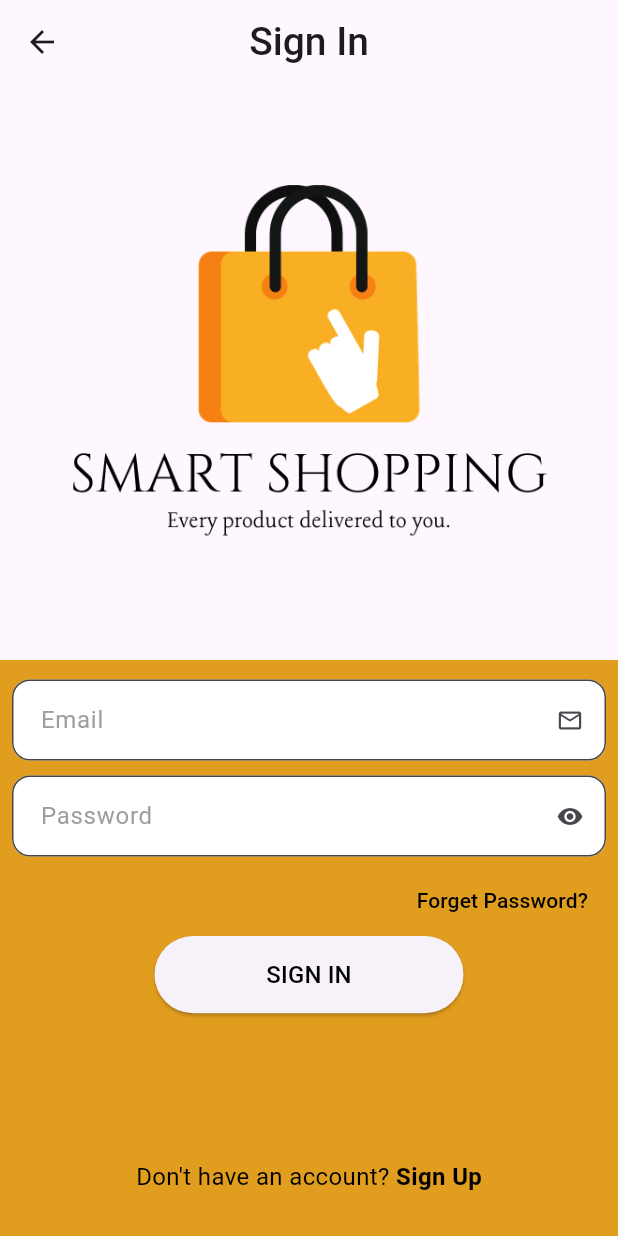
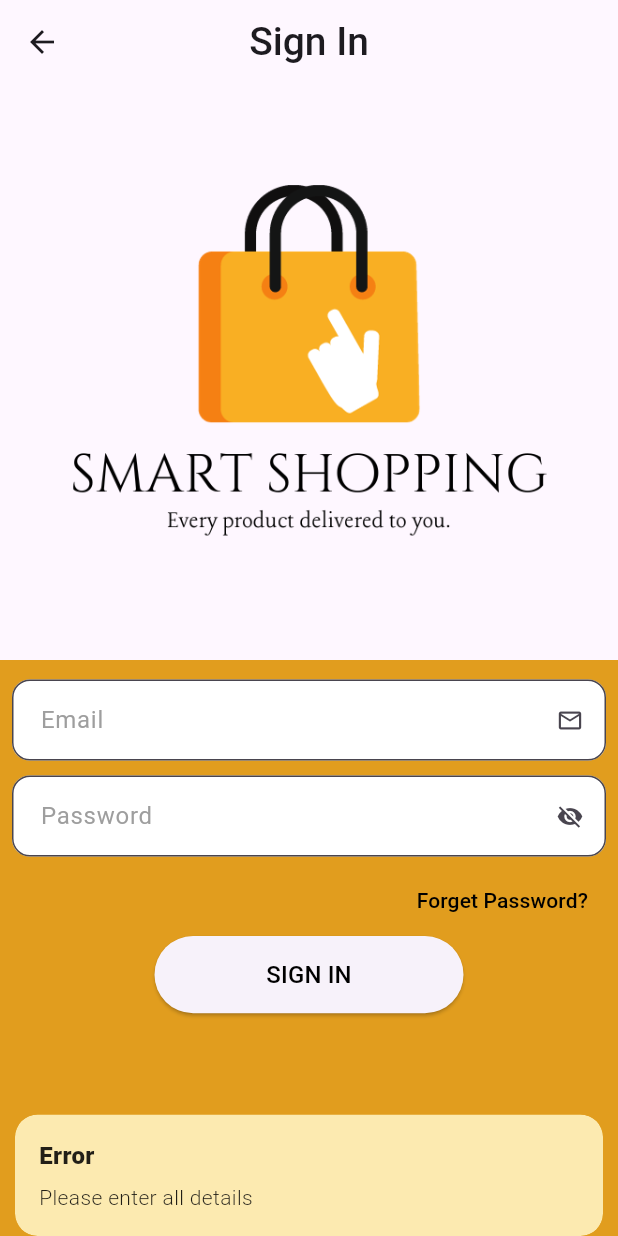
Before and after one commit to nouman1213/smart-shopping, a Flutter app: the SignInScreen screen opened directly, after a tap on "SIGN IN", on a phone screen of 412 x 824 dp. Run offline on Flutter 3.47's test engine with Material 2 defaults, Android fonts, the phone set to English and light mode, and no system bars; our stand-ins replace animate_do, cloud_firestore, firebase_auth, firebase_core, flutter_easyloading, flutter_keyboard_visibility and 2 more; accounts and stored records are empty.

Commit message:
sign in done

```diff
--- a/lib/auth-ui/sign_In_screen.dart
+++ b/lib/auth-ui/sign_In_screen.dart
@@ -1,16 +1,23 @@
-// ignore_for_file: file_names
+// ignore_for_file: file_names, must_be_immutable
 
 import 'package:animate_do/animate_do.dart';
+import 'package:firebase_auth/firebase_auth.dart';
 import 'package:flutter/material.dart';
 import 'package:flutter_keyboard_visibility/flutter_keyboard_visibility.dart';
 import 'package:get/get.dart';
 import 'package:smart_shopping/auth-ui/sign_up_screen.dart';
+import 'package:smart_shopping/controllers/sign_in_controller.dart';
+import 'package:smart_shopping/screens/user-pannel/main_screen.dart';
 import 'package:smart_shopping/utills/constant.dart';
 import 'package:smart_shopping/utills/custom_textfield.dart';
 import 'package:smart_shopping/utills/keybord_hider.dart';
 
 class SignInScreen extends StatelessWidget {
-  const SignInScreen({super.key});
+  SignInScreen({super.key});
+
+  final SingInController singInController = Get.put(SingInController());
+  TextEditingController emailController = TextEditingController();
+  TextEditingController passwordController = TextEditingController();
 
   @override
   Widget build(BuildContext context) {
@@ -44,23 +51,33 @@ class SignInScreen extends StatelessWidget {
                   padding: const EdgeInsets.all(8.0),
                   child: Column(
                     children: [
-                      const CustomTextField(
+                      CustomTextField(
                         hintText: 'Email',
-                        controller: null,
-                        sufixIcon: Icon(
+                        controller: emailController,
+                        sufixIcon: const Icon(
                           Icons.email_outlined,
                           size: 18,
                         ),
                         textKeyboardType: TextInputType.emailAddress,
                       ),
-                      const CustomTextField(
-                        hintText: 'Password',
-                        controller: null,
-                        sufixIcon: Icon(
-                          Icons.visibility,
-                          size: 18,
+                      Obx(
+                        () => CustomTextField(
+                          obscurText: singInController.isVisiblePassword.value,
+                          hintText: 'Password',
+                          controller: passwordController,
+                          sufixIcon: GestureDetector(
+                            onTap: () {
+                              singInController.isVisiblePassword.toggle();
+                            },
+                            child: Icon(
+                              singInController.isVisiblePassword.value
+                                  ? Icons.visibility_off
+                                  : Icons.visibility,
+                              size: 18,
+                            ),
+                          ),
+                          textKeyboardType: TextInputType.visiblePassword,
                         ),
-                        textKeyboardType: TextInputType.visiblePassword,
                       ),
                       Container(
                         alignment: Alignment.centerRight,
@@ -84,7 +101,40 @@ class SignInScreen extends StatelessWidget {
                               style:
                                   TextStyle(color: Colors.black, fontSize: 16),
                             ),
-                            onPressed: () async {}),
+                            onPressed: () async {
+                              String email = emailController.text.trim();
+
+                              String password = passwordController.text.trim();
+
+                              if (email.isEmpty || password.isEmpty) {
+                                Get.snackbar(
+                                    'Error', 'Please enter all details',
+                                    backgroundColor: AppConst.secondarColor,
+                                    snackPosition: SnackPosition.BOTTOM);
+                              } else {
+                                UserCredential? userCredential =
+                                    await singInController.signInMethod(
+                                        email, password);
+                                if (userCredential != null) {
+                                  if (userCredential.user!.emailVerified) {
+                                    Get.snackbar(
+                                        'Success', 'Sign In sucessfully',
+                                        backgroundColor: AppConst.secondarColor,
+                                        snackPosition: SnackPosition.BOTTOM);
+                                    Get.offAll(() => MainScreen());
+                                  } else {
+                                    Get.snackbar('Error',
+                                        'Please verify email before sign in',
+                                        backgroundColor: AppConst.secondarColor,
+                                        snackPosition: SnackPosition.BOTTOM);
+                                  }
+                                } else {
+                                  Get.snackbar('Error', 'Please try again',
+                                      backgroundColor: AppConst.secondarColor,
+                                      snackPosition: SnackPosition.BOTTOM);
+                                }
+                              }
+                            }),
                       ),
                       const Spacer(),
                       Row(
--- a/lib/auth-ui/sign_up_screen.dart
+++ b/lib/auth-ui/sign_up_screen.dart
@@ -175,8 +175,7 @@ class SignUpScreen extends StatelessWidget {
                                     fontSize: 16, color: Colors.black),
                               ),
                               GestureDetector(
-                                onTap: () =>
-                                    Get.offAll(() => const SignInScreen()),
+                                onTap: () => Get.offAll(() => SignInScreen()),
                                 child: const Text(
                                   "Sign In",
                                   style: TextStyle(
--- a/lib/auth-ui/welcome_screen.dart
+++ b/lib/auth-ui/welcome_screen.dart
@@ -17,7 +17,7 @@ class WelcomeScreen extends StatelessWidget {
         children: [
           Expanded(
               child: FadeInDownBig(
-                  duration: const Duration(milliseconds: 1500),
+                  duration: const Duration(milliseconds: 1000),
                   child: Center(
                       child: Image.asset(
                     'assets/images/main-logo.png',
@@ -62,7 +62,7 @@ class WelcomeScreen extends StatelessWidget {
                       width: double.infinity,
                       child: TextButton.icon(
                           onPressed: () {
-                            Get.to(() => const SignInScreen());
+                            Get.to(() => SignInScreen());
                           },
                           label: const Text(
                             'Sign In with email',
--- a/lib/controllers/sign_up_controller.dart
+++ b/lib/controllers/sign_up_controller.dart
@@ -61,5 +61,6 @@ class SingUpController extends GetxController {
           backgroundColor: AppConst.secondarColor,
           snackPosition: SnackPosition.BOTTOM);
     }
+    return null;
   }
 }
```
Also changed, not shown: lib/controllers/sign_in_controller.dart (added, +35 -0 lines).
